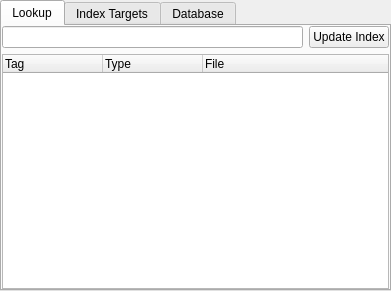
Qt form addons/kate-ctags/kate_ctags.ui (KDE/kate) before a commit.
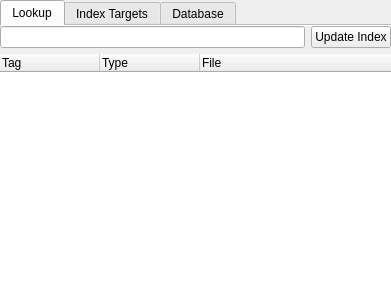
The same form after that commit. Custom widgets are drawn as their Qt base class.

Commit message:
Remove unnecessary frames in random places
Was already done for most plugins but some still had frames that caused double outlines, this makes kate more consistent

Patch:
```diff
--- a/addons/kate-ctags/kate_ctags.ui
+++ b/addons/kate-ctags/kate_ctags.ui
@@ -28,6 +28,9 @@
      <property name="currentIndex">
       <number>0</number>
      </property>
+     <property name="documentMode">
+      <bool>true</bool>
+     </property>
      <widget class="QWidget" name="widget">
       <attribute name="title">
        <string>Lookup</string>
@@ -61,6 +64,9 @@
        </item>
        <item row="1" column="0" colspan="2">
         <widget class="QTreeWidget" name="tagTreeWidget">
+         <property name="frameShape">
+          <enum>QFrame::Shape::NoFrame</enum>
+         </property>
          <property name="rootIsDecorated">
           <bool>false</bool>
          </property>
```
Left out of the diff: 6 changed lines with no effect on the pictures. The commit also changes 5 other files.
